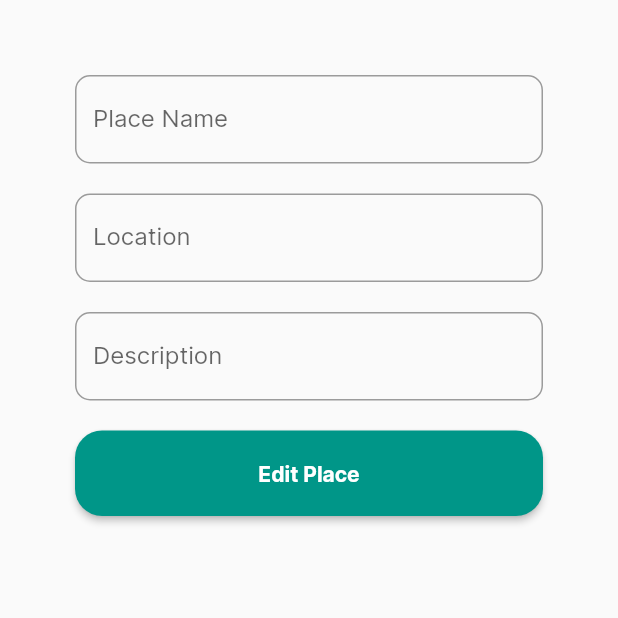
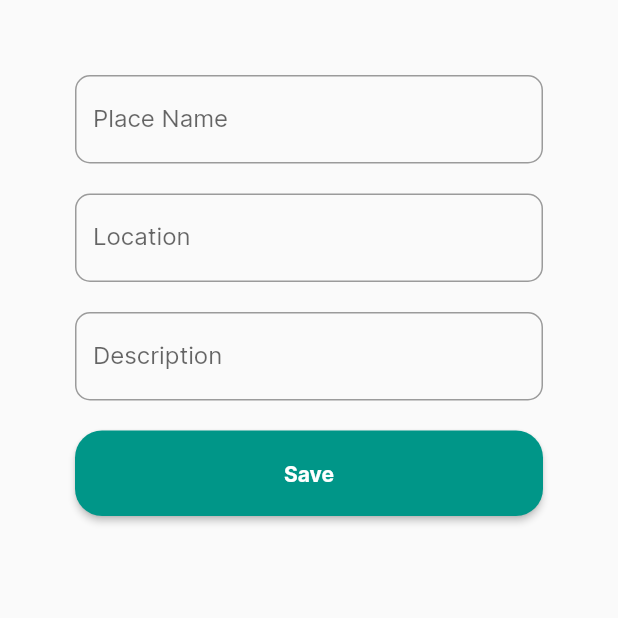
Before and after one commit to mugeki/GoTour-Mobile, a Flutter app: the EditPlaceForm screen opened directly, on a phone screen of 412 x 824 dp, the top half of it. Run offline on Flutter 3.47's test engine with Material 2 defaults, Android fonts, the phone set to English and light mode, and no system bars; our stand-ins replace carousel_slider, dropdown_button2, flutter_dotenv, flutter_rating_bar, shared_preferences; accounts and stored records are empty; network calls fail.

Commit message:
add edit place

```diff
--- a/lib/screens/editPlace_form.dart
+++ b/lib/screens/editPlace_form.dart
@@ -85,7 +85,7 @@ class EditPlaceFormState extends State<EditPlaceForm> {
               onPressed: () {},
               // pEditing:
               child: const Text(
-                'Edit Place',
+                'Save',
                 style: TextStyle(),
               ),
               style: ButtonStyle(
```
Also changed, not shown: lib/services/places.dart (+23 -0 lines).
